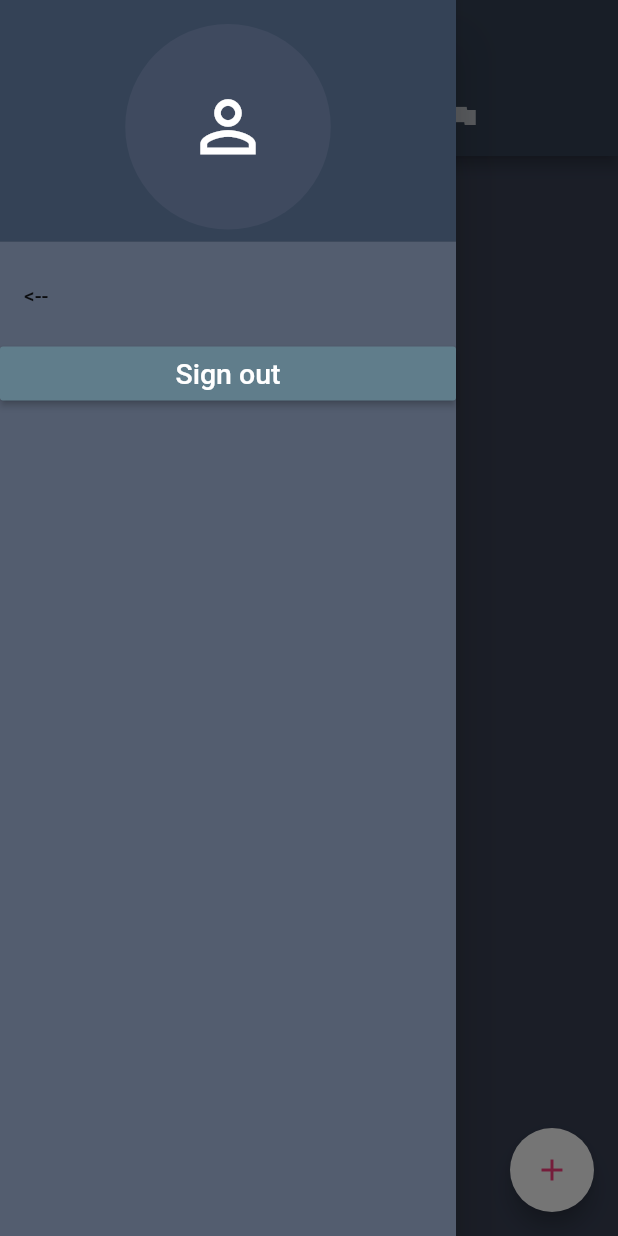
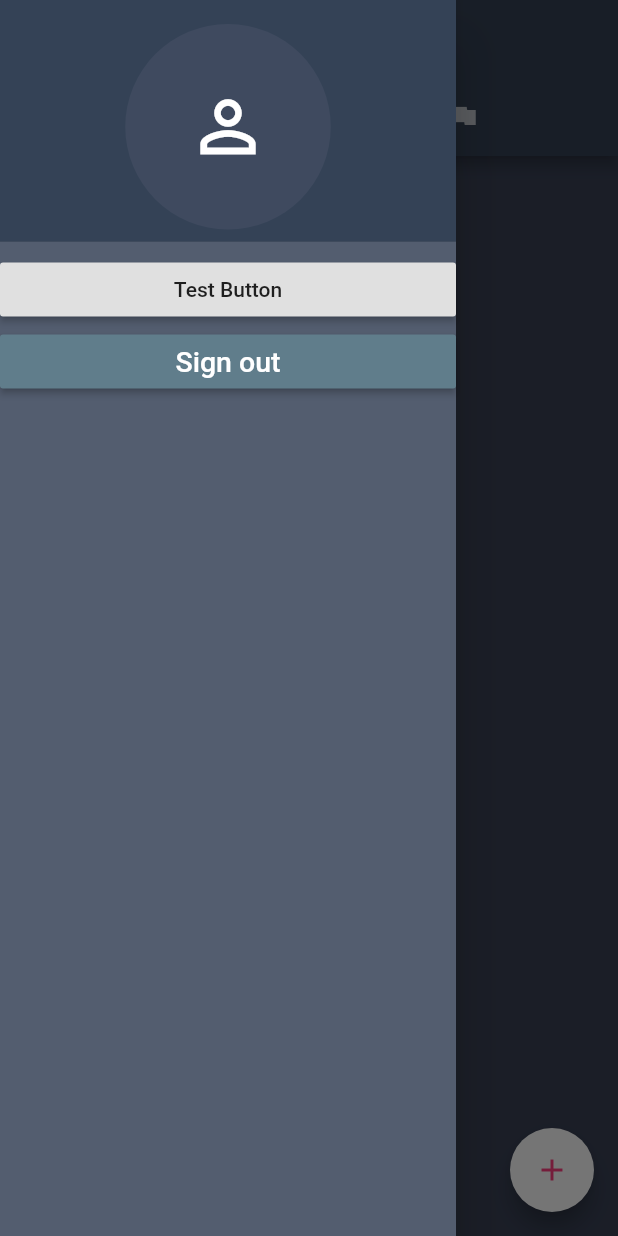
Before and after one commit to udith-shalinda/booking_app, a Flutter app: the PickDate screen opened directly, with the side drawer open, on a phone screen of 412 x 824 dp. Run offline on Flutter 3.47's test engine with Material 2 defaults, Android fonts, the phone set to English and light mode, and no system bars; drawn by our look-alikes of firebase_database; our stand-ins replace date_format, file_picker, firebase_auth, firebase_storage, google_sign_in, image_picker; accounts and stored records are empty.

Commit message:
Test button added

```diff
--- a/lib/ui/home.dart
+++ b/lib/ui/home.dart
@@ -83,11 +83,8 @@ class _PickDateState extends State<PickDate> with SingleTickerProviderStateMixin
                   color:Color.fromRGBO(52, 66, 86, 1.0),
                 ),
               ),
-              ListTile(
-                title: Text('<--'),
-                onTap: () {
-                  Navigator.pop(context);
-                },
+              new RaisedButton(onPressed: (){},
+                child: Text("Test Button"),
               ),
               new RaisedButton(
                 color: Colors.blueGrey,
```
